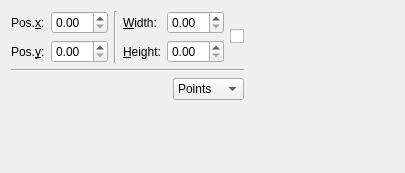
First picture: the form in src/managers/boundingboxmanager/boundingboxmanager.ui, repository pasbi/ommpfritt, before the edit.
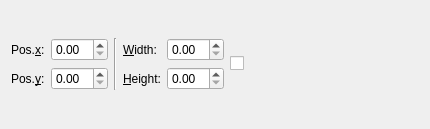
Second picture: the form after the edit. Custom widgets are drawn as their Qt base class.

Commit message:
remove Mode-ComboBox from BoundingBoxManager
The automatic mode-detection is so reliable that user intervention is not required.

Patch:
```diff
--- a/src/managers/boundingboxmanager/boundingboxmanager.ui
+++ b/src/managers/boundingboxmanager/boundingboxmanager.ui
@@ -6,8 +6,8 @@
    <rect>
     <x>0</x>
     <y>0</y>
-    <width>405</width>
-    <height>173</height>
+    <width>430</width>
+    <height>129</height>
    </rect>
   </property>
   <property name="windowTitle">
@@ -116,57 +116,6 @@
        </item>
       </layout>
      </item>
-     <item>
-      <widget class="Line" name="line">
-       <property name="orientation">
-        <enum>Qt::Horizontal</enum>
-       </property>
-      </widget>
-     </item>
-     <item>
-      <layout class="QHBoxLayout" name="horizontalLayout">
-       <item>
-        <spacer name="horizontalSpacer">
-         <property name="orientation">
-          <enum>Qt::Horizontal</enum>
-         </property>
-         <property name="sizeHint" stdset="0">
-          <size>
-           <width>40</width>
-           <height>20</height>
-          </size>
-         </property>
-        </spacer>
-       </item>
-       <item>
-        <widget class="QComboBox" name="cb_mode">
-         <item>
-          <property name="text">
-           <string>Points</string>
-          </property>
-         </item>
-         <item>
-          <property name="text">
-           <string>Objects</string>
-          </property>
-         </item>
-        </widget>
-       </item>
-      </layout>
-     </item>
-     <item>
-      <spacer name="verticalSpacer">
-       <property name="orientation">
-        <enum>Qt::Vertical</enum>
-       </property>
-       <property name="sizeHint" stdset="0">
-        <size>
-         <width>20</width>
-         <height>40</height>
-        </size>
-       </property>
-      </spacer>
-     </item>
     </layout>
    </item>
    <item>
```
The commit also changes 5 other files.
